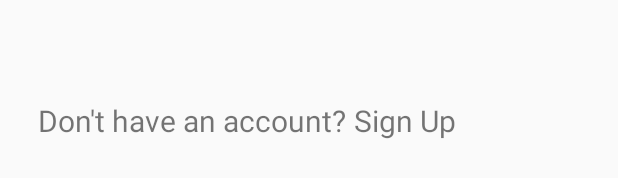
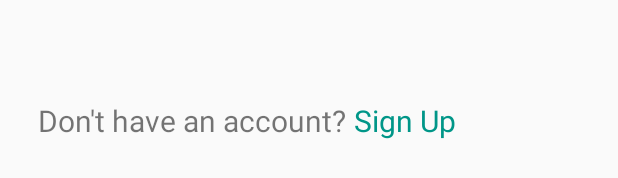
Before and after one commit to ICT-3213-Project/Whos-Up, an Android app: the layout activity_login.xml on its own in the app's theme, with its tools: preview values and no code run, on a phone screen of 412 x 824 dp. Shown: the part 608-786 px from the top of the screen. Run offline under Robolectric (Android 15) with nearby library versions, the phone set to English and light mode, and no system bars.

Commit message:
last last min

```diff
--- a/app/src/main/res/layout/activity_login.xml
+++ b/app/src/main/res/layout/activity_login.xml
@@ -100,7 +100,8 @@
             android:clickable="true"
             android:textSize="20sp"
             android:layout_gravity="center"
-            android:onClick="openSignUp"/>
+            android:onClick="openSignUp"
+            android:textColor="@color/colorPrimaryTeal"/>
 
     </LinearLayout>
 
```
